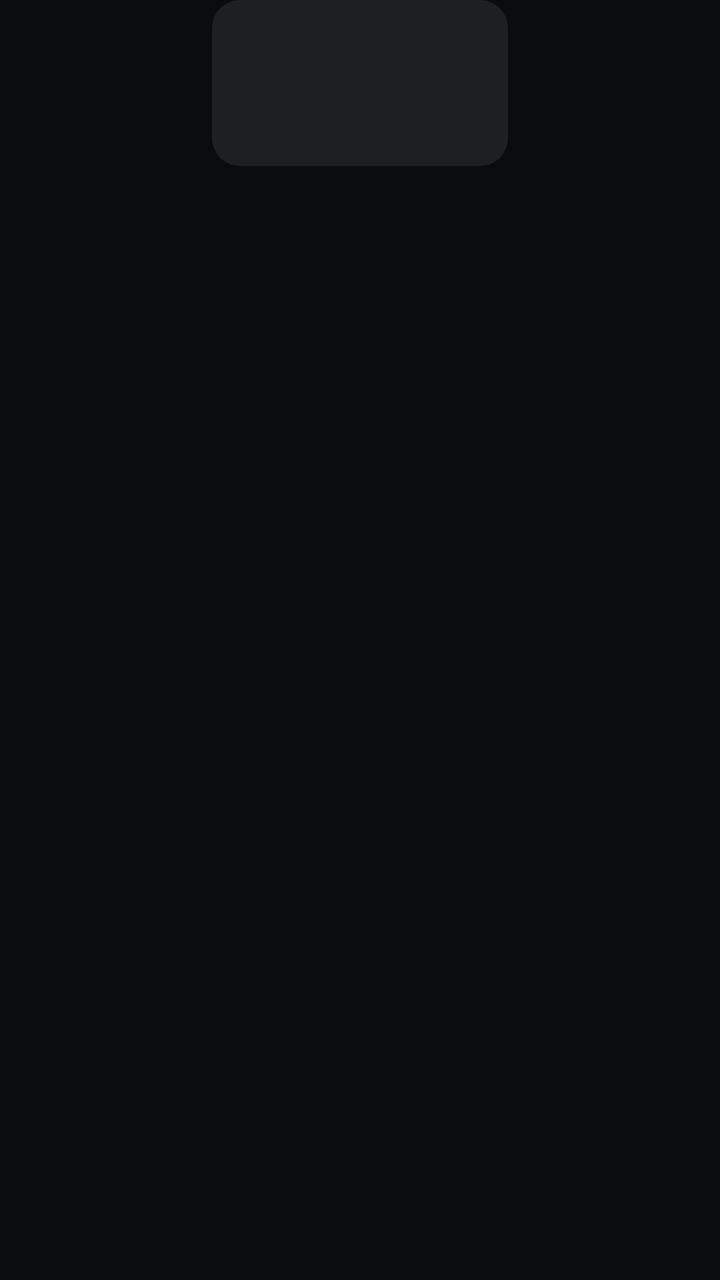
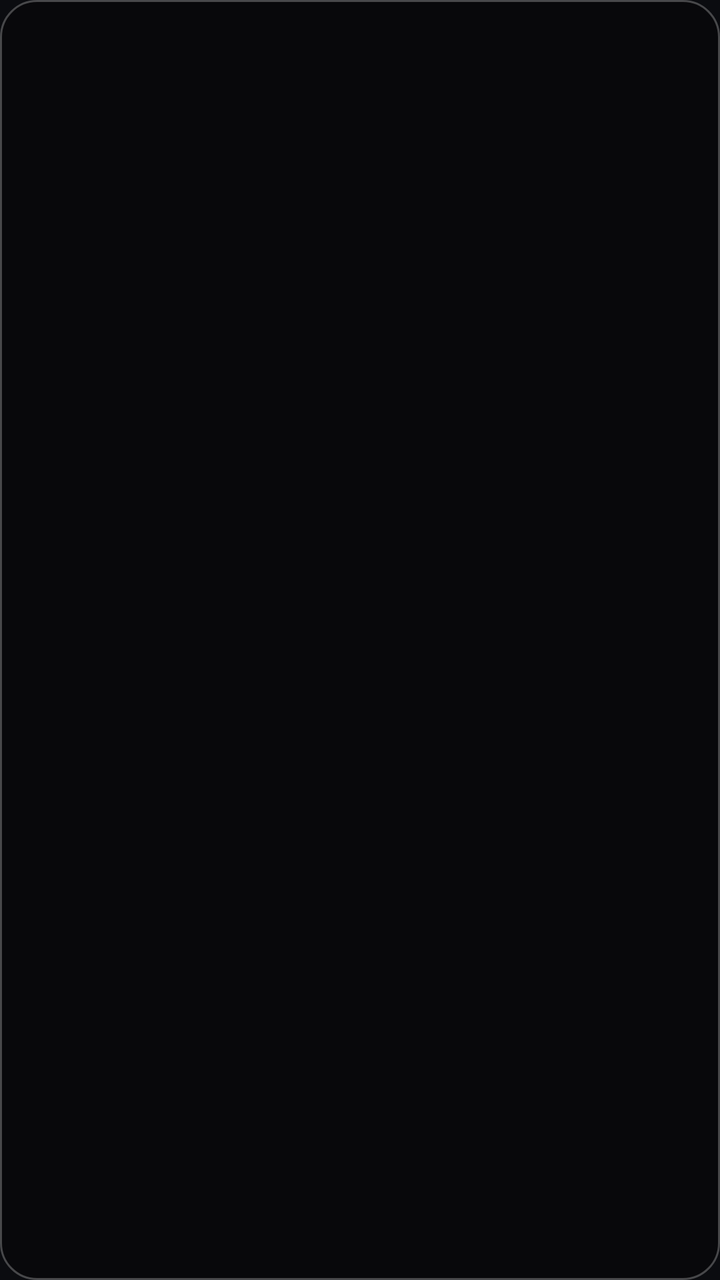

Screens rendered from an Android XML layout before and after an edit, with the pre-edit source and the edit as a unified diff.
<!-- AndroidManifest.xml: application theme AppTheme -->
<!-- res/layout/tile.xml -->
<?xml version="1.0" encoding="utf-8"?>
<LinearLayout xmlns:android="http://schemas.android.com/apk/res/android"
    android:layout_width="148dp"
    android:layout_height="wrap_content"
    android:layout_marginEnd="18dp"
    android:layout_marginBottom="18dp"
    android:clickable="true"
    android:focusable="true"
    android:gravity="center_horizontal"
    android:orientation="vertical">

    <FrameLayout
        android:layout_width="148dp"
        android:layout_height="83dp"
        android:background="@drawable/tile_bg"
        android:duplicateParentState="true"
        android:padding="3dp">

        <ImageView
            android:id="@+id/image"
            android:layout_width="match_parent"
            android:layout_height="match_parent"
            android:duplicateParentState="true"
            android:importantForAccessibility="no"
            android:scaleType="fitCenter" />
    </FrameLayout>

    <TextView
        android:id="@+id/label"
        android:layout_width="match_parent"
        android:layout_height="wrap_content"
        android:layout_marginTop="8dp"
        android:duplicateParentState="true"
        android:ellipsize="end"
        android:gravity="center"
        android:maxLines="1"
        android:textColor="@color/label_text"
        android:textSize="14sp" />
</LinearLayout>
<!-- resources referenced by this layout -->
<resources>
  <!-- drawable tile_bg (drawable) -->
  <?xml version="1.0" encoding="utf-8"?>
  <selector xmlns:android="http://schemas.android.com/apk/res/android">
      <item android:state_focused="true">
          <shape android:shape="rectangle">
              <solid android:color="#2EFFFFFF" />
              <stroke android:width="3dp" android:color="#FFFFFFFF" />
              <corners android:radius="14dp" />
          </shape>
      </item>
      <item>
          <shape android:shape="rectangle">
              <solid android:color="#14FFFFFF" />
              <corners android:radius="14dp" />
          </shape>
      </item>
  </selector>
  <style name="AppTheme" parent="@android:style/Theme.DeviceDefault.NoActionBar.Fullscreen">
          <item name="android:windowBackground">@color/bg</item>
          <item name="android:colorBackground">@color/bg</item>
          <item name="android:windowShowWallpaper">false</item>
          <item name="android:windowDisablePreview">true</item>
          <item name="android:windowAnimationStyle">@null</item>
      </style>
  <color name="bg">#0B0C10</color>
</resources>

<!-- the commit's change to res/layout/tile.xml (unified diff, before → after) -->
@@ -1,39 +1,19 @@
 <?xml version="1.0" encoding="utf-8"?>
-<LinearLayout xmlns:android="http://schemas.android.com/apk/res/android"
-    android:layout_width="148dp"
-    android:layout_height="wrap_content"
-    android:layout_marginEnd="18dp"
-    android:layout_marginBottom="18dp"
+<TextView xmlns:android="http://schemas.android.com/apk/res/android"
+    android:id="@+id/label"
+    android:layout_width="wrap_content"
+    android:layout_height="64dp"
+    android:layout_marginEnd="14dp"
+    android:layout_marginBottom="14dp"
+    android:background="@drawable/tile_bg"
     android:clickable="true"
+    android:ellipsize="end"
     android:focusable="true"
-    android:gravity="center_horizontal"
-    android:orientation="vertical">
-
-    <FrameLayout
-        android:layout_width="148dp"
-        android:layout_height="83dp"
-        android:background="@drawable/tile_bg"
-        android:duplicateParentState="true"
-        android:padding="3dp">
-
-        <ImageView
-            android:id="@+id/image"
-            android:layout_width="match_parent"
-            android:layout_height="match_parent"
-            android:duplicateParentState="true"
-            android:importantForAccessibility="no"
-            android:scaleType="fitCenter" />
-    </FrameLayout>
-
-    <TextView
-        android:id="@+id/label"
-        android:layout_width="match_parent"
-        android:layout_height="wrap_content"
-        android:layout_marginTop="8dp"
-        android:duplicateParentState="true"
-        android:ellipsize="end"
-        android:gravity="center"
-        android:maxLines="1"
-        android:textColor="@color/label_text"
-        android:textSize="14sp" />
-</LinearLayout>
+    android:fontFamily="sans-serif-medium"
+    android:gravity="center"
+    android:maxLines="1"
+    android:minWidth="128dp"
+    android:paddingStart="28dp"
+    android:paddingEnd="28dp"
+    android:textColor="@color/chip_text"
+    android:textSize="19sp" />
<!-- resource entries referenced after the edit -->
@@ -5,15 +5,15 @@
   <selector xmlns:android="http://schemas.android.com/apk/res/android">
       <item android:state_focused="true">
           <shape android:shape="rectangle">
-              <solid android:color="#2EFFFFFF" />
-              <stroke android:width="3dp" android:color="#FFFFFFFF" />
-              <corners android:radius="14dp" />
+              <solid android:color="#FFF2F2F2" />
+              <corners android:radius="18dp" />
           </shape>
       </item>
       <item>
           <shape android:shape="rectangle">
-              <solid android:color="#14FFFFFF" />
-              <corners android:radius="14dp" />
+              <solid android:color="#4D000000" />
+              <stroke android:width="1dp" android:color="#40FFFFFF" />
+              <corners android:radius="18dp" />
           </shape>
       </item>
   </selector>
